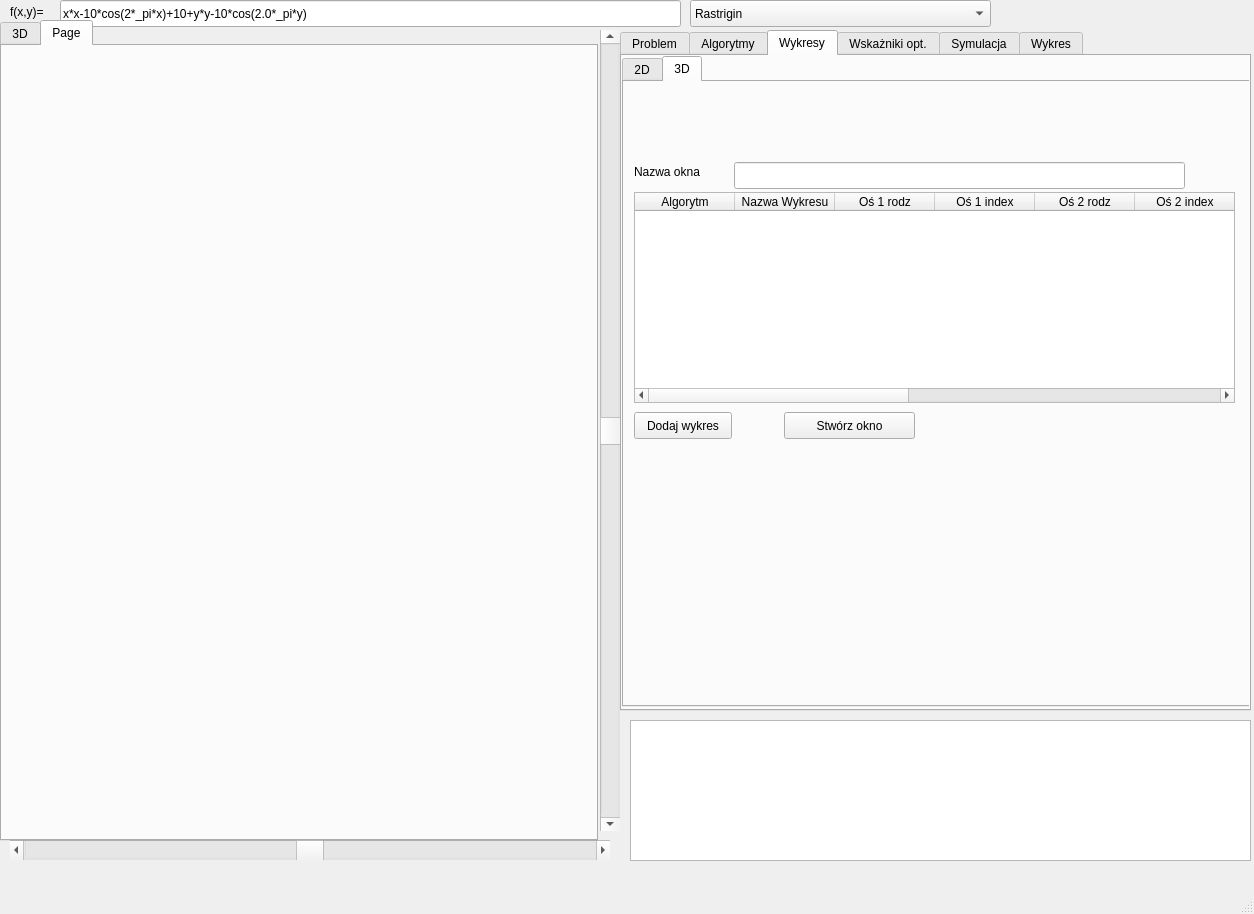
Above: Forma.ui from werty/PSOEVO before the change. Below: the same form after it.
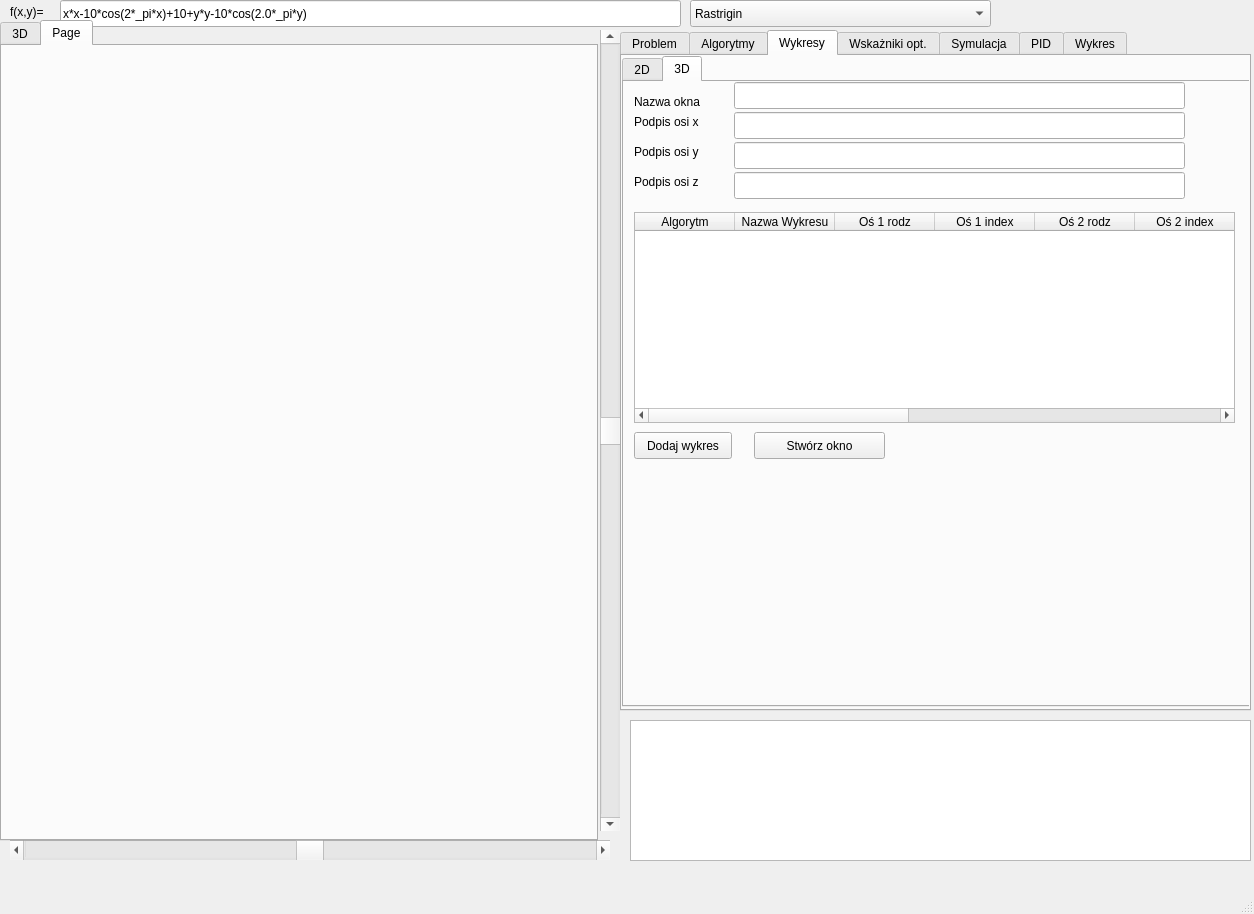
That is the form after the change. The open tabs and pages were chosen to show the change. Icons and pictures are not drawn. Custom widgets are drawn as their Qt base class.

The edit to the form file:
```diff
--- a/Forma.ui
+++ b/Forma.ui
@@ -1870,7 +1870,7 @@
         <property name="geometry">
          <rect>
           <x>110</x>
-          <y>80</y>
+          <y>0</y>
           <width>451</width>
           <height>27</height>
          </rect>
@@ -1879,8 +1879,8 @@
        <widget class="QPushButton" name="bStworzOkno3D">
         <property name="geometry">
          <rect>
-          <x>160</x>
-          <y>330</y>
+          <x>130</x>
+          <y>350</y>
           <width>131</width>
           <height>27</height>
          </rect>
@@ -1893,7 +1893,7 @@
         <property name="geometry">
          <rect>
           <x>10</x>
-          <y>80</y>
+          <y>10</y>
           <width>91</width>
           <height>20</height>
          </rect>
@@ -1906,7 +1906,7 @@
         <property name="geometry">
          <rect>
           <x>10</x>
-          <y>110</y>
+          <y>130</y>
           <width>601</width>
           <height>211</height>
          </rect>
@@ -1974,7 +1974,7 @@
         <property name="geometry">
          <rect>
           <x>10</x>
-          <y>330</y>
+          <y>350</y>
           <width>98</width>
           <height>27</height>
          </rect>
@@ -1983,6 +1983,75 @@
          <string>Dodaj wykres</string>
         </property>
        </widget>
+       <widget class="QLineEdit" name="podpisOsiY3D">
+        <property name="geometry">
+         <rect>
+          <x>110</x>
+          <y>60</y>
+          <width>451</width>
+          <height>27</height>
+         </rect>
+        </property>
+       </widget>
+       <widget class="QLabel" name="label_14">
+        <property name="geometry">
+         <rect>
+          <x>10</x>
+          <y>60</y>
+          <width>91</width>
+          <height>20</height>
+         </rect>
+        </property>
+        <property name="text">
+         <string>Podpis osi y</string>
+        </property>
+       </widget>
+       <widget class="QLineEdit" name="podpisOsiX3D">
+        <property name="geometry">
+         <rect>
+          <x>110</x>
+          <y>30</y>
+          <width>451</width>
+          <height>27</height>
+         </rect>
+        </property>
+       </widget>
+       <widget class="QLabel" name="label_18">
+        <property name="geometry">
+         <rect>
+          <x>10</x>
+          <y>30</y>
+          <width>91</width>
+          <height>20</height>
+         </rect>
+        </property>
+        <property name="text">
+         <string>Podpis osi x</string>
+        </property>
+       </widget>
+       <widget class="QLineEdit" name="podpisOsiZ3D">
+        <property name="geometry">
+         <rect>
+          <x>110</x>
+          <y>90</y>
+          <width>451</width>
+          <height>27</height>
+         </rect>
+        </property>
+       </widget>
+       <widget class="QLabel" name="label_22">
+        <property name="geometry">
+         <rect>
+          <x>10</x>
+          <y>90</y>
+          <width>91</width>
+          <height>20</height>
+         </rect>
+        </property>
+        <property name="text">
+         <string>Podpis osi z</string>
+        </property>
+       </widget>
       </widget>
      </widget>
     </widget>
@@ -2219,6 +2288,50 @@
       </property>
      </widget>
     </widget>
+    <widget class="QWidget" name="tab_20">
+     <attribute name="title">
+      <string>PID</string>
+     </attribute>
+     <widget class="QPushButton" name="pushButton">
+      <property name="geometry">
+       <rect>
+        <x>30</x>
+        <y>140</y>
+        <width>251</width>
+        <height>27</height>
+       </rect>
+      </property>
+      <property name="text">
+       <string>Symulacja sterowania PID-MOPSO</string>
+      </property>
+     </widget>
+     <widget class="QPushButton" name="pushButton_2">
+      <property name="geometry">
+       <rect>
+        <x>30</x>
+        <y>180</y>
+        <width>211</width>
+        <height>27</height>
+       </rect>
+      </property>
+      <property name="text">
+       <string>Symulacja sterowania PID-GGA</string>
+      </property>
+     </widget>
+     <widget class="QPushButton" name="pushButton_3">
+      <property name="geometry">
+       <rect>
+        <x>40</x>
+        <y>300</y>
+        <width>241</width>
+        <height>27</height>
+       </rect>
+      </property>
+      <property name="text">
+       <string>Symulacja sterowania PID-NSGA_II</string>
+      </property>
+     </widget>
+    </widget>
     <widget class="QWidget" name="tab">
      <attribute name="title">
       <string>Wykres</string>
```
Left out of the diff: 26 changed lines with no effect on the pictures.
